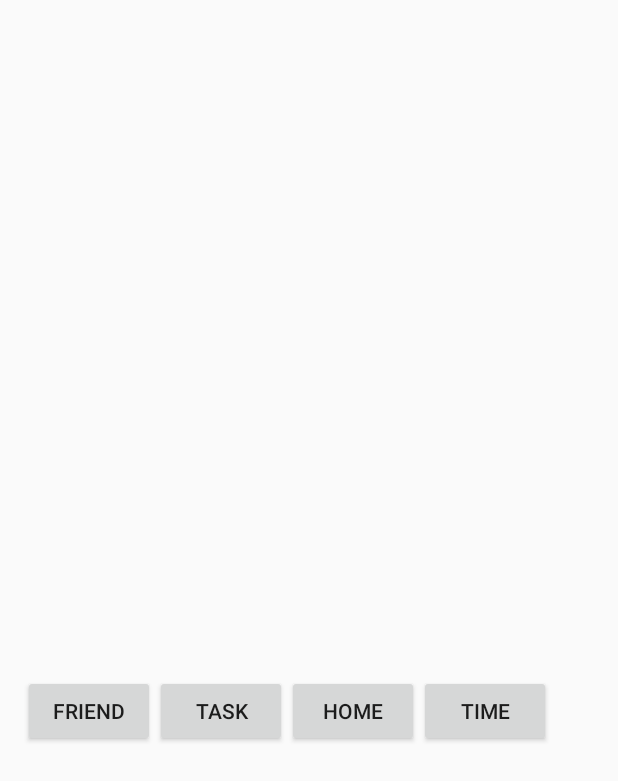
After one commit to StormingRogerGu/CS-8803, an Android app: the layout navigation_bar.xml on its own in the app's theme, with its tools: preview values and no code run, on a phone screen of 412 x 824 dp. The commit adds this screen. Shown: the top 781 px of the screen. Run offline under Robolectric (Android 15) with nearby library versions, the phone set to English and light mode, and no system bars.

Commit message:
各个页面主按钮

```diff
--- /dev/null
+++ b/CS_8803_Android/app/src/main/res/layout/navigation_bar.xml
@@ -0,0 +1,44 @@
+<?xml version="1.0" encoding="utf-8"?>
+<LinearLayout xmlns:android="http://schemas.android.com/apk/res/android"
+    android:orientation="vertical" android:layout_width="match_parent"
+    android:layout_height="match_parent">
+
+
+   <TableLayout
+       android:id="@+id/TableLayout2"
+       android:layout_width="match_parent"
+       android:layout_height="match_parent"
+       android:layout_marginTop="450dp">
+
+        <TableRow
+            android:layout_marginLeft="15dp">
+            <Button
+                android:id="@+id/friend"
+                android:layout_width="wrap_content"
+                android:layout_height="wrap_content"
+                android:text="friend"/>
+
+            <Button
+                android:id="@+id/task"
+                android:layout_width="wrap_content"
+                android:layout_height="wrap_content"
+                android:text="task"/>
+
+            <Button
+                android:id="@+id/home"
+                android:layout_width="wrap_content"
+                android:layout_height="wrap_content"
+                android:text="home"/>
+
+            <Button
+                android:id="@+id/time"
+                android:layout_width="wrap_content"
+                android:layout_height="wrap_content"
+                android:text="time"/>
+        </TableRow>>
+
+
+   </TableLayout>
+
+
+</LinearLayout>
--- a/CS_8803_Android/app/src/main/res/layout/task_setting.xml
+++ b/CS_8803_Android/app/src/main/res/layout/task_setting.xml
@@ -87,4 +87,6 @@
         android:text="Confirm"/>
 
 
+
+
 </LinearLayout>
```
Also changed, not shown: 1 other file.
